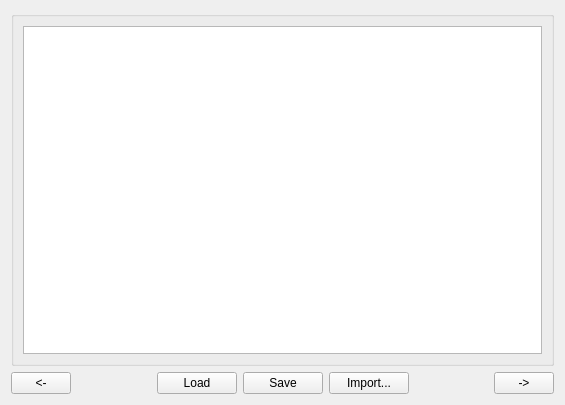
nmfs-fish-tools/MSSPM, file MSSPM_Main/forms/Estimation/Estimation_Tab02.ui: the form before one commit.
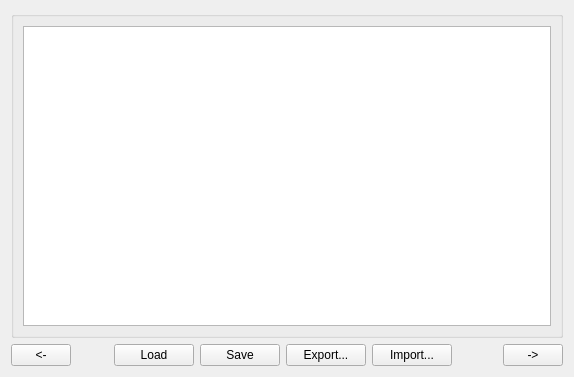
The form after the commit.

The edit to the form file:
```diff
--- a/MSSPM_Main/forms/Estimation/Estimation_Tab02.ui
+++ b/MSSPM_Main/forms/Estimation/Estimation_Tab02.ui
@@ -6,8 +6,8 @@
    <rect>
     <x>0</x>
     <y>0</y>
-    <width>565</width>
-    <height>405</height>
+    <width>574</width>
+    <height>377</height>
    </rect>
   </property>
   <property name="windowTitle">
@@ -126,6 +126,22 @@
        </property>
       </widget>
      </item>
+     <item>
+      <widget class="QPushButton" name="Estimation_Tab2_ExportPB">
+       <property name="toolTip">
+        <string>Export table data to a CSV file</string>
+       </property>
+       <property name="statusTip">
+        <string>Export table data to a CSV file</string>
+       </property>
+       <property name="whatsThis">
+        <string>&lt;html&gt;&lt;head/&gt;&lt;body&gt;&lt;p align=&quot;center&quot;&gt;&lt;span style=&quot; font-weight:600;&quot;&gt;Export&lt;/span&gt;&lt;/p&gt;&lt;p&gt;Saves the above data to a .csv file for easy transfer between applications. The user may choose the default .csv file name or enter a tag for a customized file name.&lt;/p&gt;&lt;/body&gt;&lt;/html&gt;</string>
+       </property>
+       <property name="text">
+        <string>Export...</string>
+       </property>
+      </widget>
+     </item>
      <item>
       <widget class="QPushButton" name="Estimation_Tab2_ImportPB">
        <property name="toolTip">
```
Left out of the diff: 12 changed lines with no effect on the pictures.
